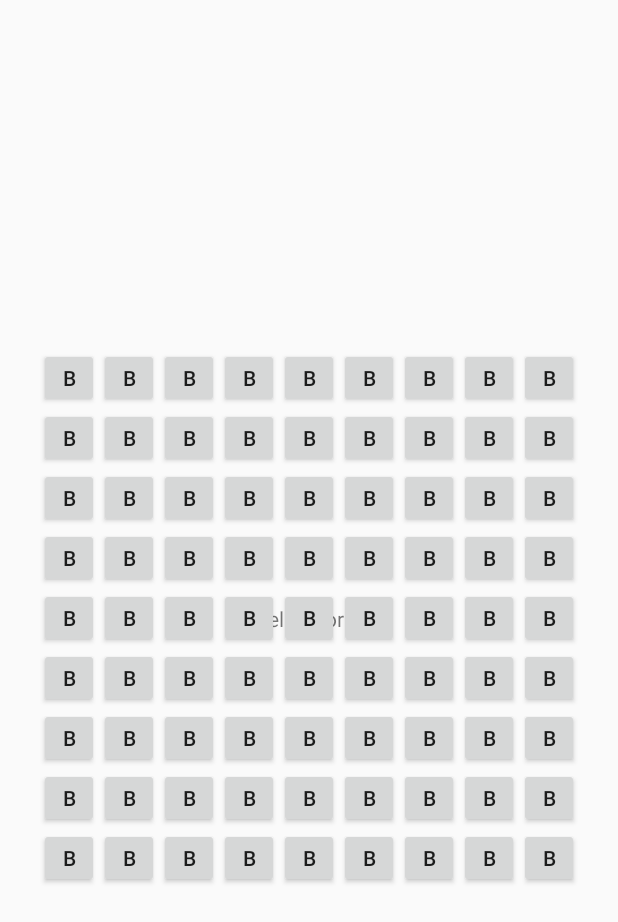
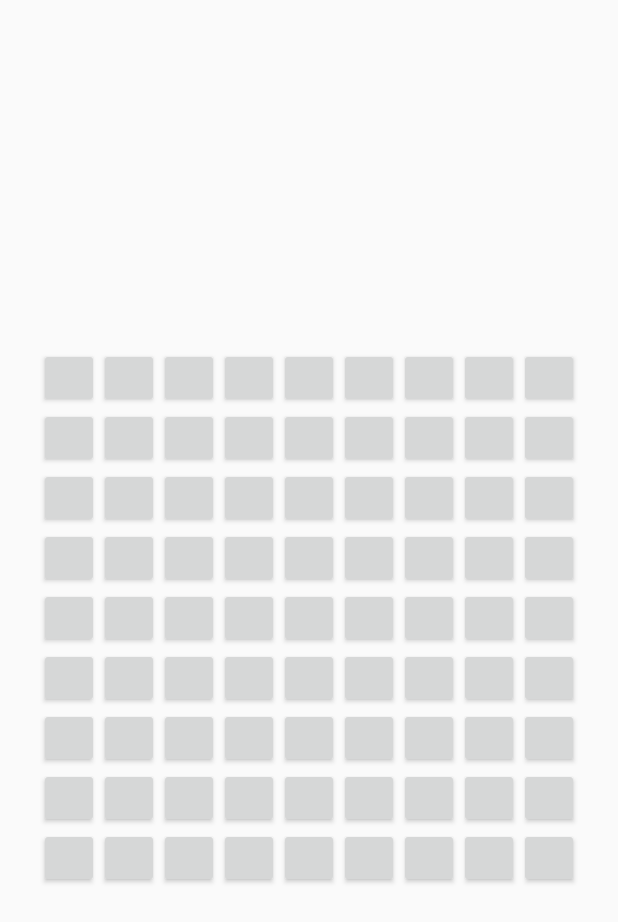
Before and after one commit to jmwu1997/Language-Sudoku, an Android app: the layout activity_main.xml on its own in the app's theme, with its tools: preview values and no code run, on a phone screen of 412 x 824 dp. Shown: the top 922 px of the screen. Run offline under Robolectric (Android 15) with nearby library versions, the phone set to English and light mode, and no system bars.

Commit message:
fixed buttons

```diff
--- a/Sudoku/app/src/main/res/layout/activity_main.xml
+++ b/Sudoku/app/src/main/res/layout/activity_main.xml
@@ -5,15 +5,6 @@
     android:layout_width="match_parent"
     android:layout_height="match_parent"
     tools:context=".MainActivity">
-
-    <TextView
-        android:layout_width="wrap_content"
-        android:layout_height="wrap_content"
-        android:text="Hello World!"
-        app:layout_constraintBottom_toBottomOf="parent"
-        app:layout_constraintLeft_toLeftOf="parent"
-        app:layout_constraintRight_toRightOf="parent"
-        app:layout_constraintTop_toTopOf="parent" />
 
     <TableLayout
         android:layout_width="match_parent"
@@ -26,60 +17,50 @@
             android:layout_height="match_parent"
             android:gravity="center">
 
+            <Button
+                android:id="@+id/button91"
+                android:layout_width="40dp"
+                android:layout_height="40dp" />
 
             <Button
-                android:id="@+id/button"
+                android:id="@+id/button90"
                 android:layout_width="40dp"
-                android:layout_height="40dp"
-                android:text="Button" />
+                android:layout_height="40dp" />
 
             <Button
-                android:id="@+id/button8"
+                android:id="@+id/button89"
                 android:layout_width="40dp"
-                android:layout_height="40dp"
-                android:text="Button" />
+                android:layout_height="40dp" />
 
             <Button
-                android:id="@+id/button9"
+                android:id="@+id/button88"
                 android:layout_width="40dp"
-                android:layout_height="40dp"
-                android:text="Button" />
+                android:layout_height="40dp" />
 
             <Button
-                android:id="@+id/button10"
+                android:id="@+id/button87"
                 android:layout_width="40dp"
-                android:layout_height="40dp"
-                android:text="Button" />
+                android:layout_height="40dp" />
 
             <Button
-                android:id="@+id/button11"
+                android:id="@+id/button86"
                 android:layout_width="40dp"
-                android:layout_height="40dp"
-                android:text="Button" />
+                android:layout_height="40dp" />
 
             <Button
-                android:id="@+id/button12"
+                android:id="@+id/button85"
                 android:layout_width="40dp"
-                android:layout_height="40dp"
-                android:text="Button" />
+                android:layout_height="40dp" />
 
             <Button
-                android:id="@+id/button13"
+                android:id="@+id/button84"
                 android:layout_width="40dp"
-                android:layout_height="40dp"
-                android:text="Button" />
+                android:layout_height="40dp" />
 
             <Button
-                android:id="@+id/button14"
+                android:id="@+id/button83"
                 android:layout_width="40dp"
-                android:layout_height="40dp"
-                android:text="Button" />
-
-            <Button
-                android:id="@+id/button15"
-                android:layout_width="40dp"
-                android:layout_height="40dp"
-                android:text="Button" />
+                android:layout_height="40dp" />
         </TableRow>
 
         <TableRow
@@ -87,60 +68,50 @@
             android:layout_height="match_parent"
             android:gravity="center">
 
+            <Button
+                android:id="@+id/button82"
+                android:layout_width="40dp"
+                android:layout_height="40dp" />
 
             <Button
-                android:id="@+id/button"
+                android:id="@+id/button81"
                 android:layout_width="40dp"
-                android:layout_height="40dp"
-                android:text="Button" />
+                android:layout_height="40dp" />
 
             <Button
-                android:id="@+id/button8"
+                android:id="@+id/button80"
                 android:layout_width="40dp"
-                android:layout_height="40dp"
-                android:text="Button" />
+                android:layout_height="40dp" />
 
             <Button
-                android:id="@+id/button9"
+                android:id="@+id/button79"
                 android:layout_width="40dp"
-                android:layout_height="40dp"
-                android:text="Button" />
+                android:layout_height="40dp" />
 
             <Button
-                android:id="@+id/button10"
+                android:id="@+id/button78"
                 android:layout_width="40dp"
-                android:layout_height="40dp"
-                android:text="Button" />
+                android:layout_height="40dp" />
 
             <Button
-                android:id="@+id/button11"
+                android:id="@+id/button77"
                 android:layout_width="40dp"
-                android:layout_height="40dp"
-                android:text="Button" />
+                android:layout_height="40dp" />
 
             <Button
-                android:id="@+id/button12"
+                android:id="@+id/button76"
                 android:layout_width="40dp"
-                android:layout_height="40dp"
-                android:text="Button" />
+                android:layout_height="40dp" />
 
             <Button
-                android:id="@+id/button13"
+                android:id="@+id/button75"
                 android:layout_width="40dp"
-                android:layout_height="40dp"
-                android:text="Button" />
+                android:layout_height="40dp" />
 
             <Button
-                android:id="@+id/button14"
+                android:id="@+id/button74"
                 android:layout_width="40dp"
-                android:layout_height="40dp"
-                android:text="Button" />
-
-            <Button
-                android:id="@+id/button15"
-                android:layout_width="40dp"
-                android:layout_height="40dp"
-                android:text="Button" />
+                android:layout_height="40dp" />
         </TableRow>
 
         <TableRow
@@ -148,60 +119,50 @@
             android:layout_height="match_parent"
             android:gravity="center">
 
+            <Button
+                android:id="@+id/button73"
+                android:layout_width="40dp"
+                android:layout_height="40dp" />
 
             <Button
-                android:id="@+id/button"
+                android:id="@+id/button72"
                 android:layout_width="40dp"
-                android:layout_height="40dp"
-                android:text="Button" />
+                android:layout_height="40dp" />
 
             <Button
-                android:id="@+id/button8"
+                android:id="@+id/button71"
                 android:layout_width="40dp"
-                android:layout_height="40dp"
-                android:text="Button" />
+                android:layout_height="40dp" />
 
             <Button
-                android:id="@+id/button9"
+                android:id="@+id/button70"
                 android:layout_width="40dp"
-                android:layout_height="40dp"
-                android:text="Button" />
+                android:layout_height="40dp" />
 
             <Button
-                android:id="@+id/button10"
+                android:id="@+id/button69"
                 android:layout_width="40dp"
-                android:layout_height="40dp"
-                android:text="Button" />
+                android:layout_height="40dp" />
 
             <Button
-                android:id="@+id/button11"
+                android:id="@+id/button68"
                 android:layout_width="40dp"
-                android:layout_height="40dp"
-                android:text="Button" />
+                android:layout_height="40dp" />
 
             <Button
-                android:id="@+id/button12"
+                android:id="@+id/button67"
                 android:layout_width="40dp"
-                android:layout_height="40dp"
-                android:text="Button" />
+                android:layout_height="40dp" />
 
             <Button
-                android:id="@+id/button13"
+                android:id="@+id/button66"
                 android:layout_width="40dp"
-                android:layout_height="40dp"
-                android:text="Button" />
+                android:layout_height="40dp" />
 
             <Button
-                android:id="@+id/button14"
+                android:id="@+id/button65"
                 android:layout_width="40dp"
-                android:layout_height="40dp"
-                android:text="Button" />
-
-            <Button
-                android:id="@+id/button15"
-                android:layout_width="40dp"
-                android:layout_height="40dp"
-                android:text="Button" />
+                android:layout_height="40dp" />
         </TableRow>
 
         <TableRow
@@ -209,60 +170,50 @@
             android:layout_height="match_parent"
             android:gravity="center">
 
+            <Button
+                android:id="@+id/button64"
+                android:layout_width="40dp"
+                android:layout_height="40dp" />
 
             <Button
-                android:id="@+id/button"
+                android:id="@+id/button63"
                 android:layout_width="40dp"
-                android:layout_height="40dp"
-                android:text="Button" />
+                android:layout_height="40dp" />
 
             <Button
-                android:id="@+id/button8"
+                android:id="@+id/button62"
                 android:layout_width="40dp"
-                android:layout_height="40dp"
-                android:text="Button" />
+                android:layout_height="40dp" />
 
             <Button
-                android:id="@+id/button9"
+                android:id="@+id/button61"
                 android:layout_width="40dp"
-                android:layout_height="40dp"
-                android:text="Button" />
+                android:layout_height="40dp" />
 
             <Button
-                android:id="@+id/button10"
+                android:id="@+id/button60"
                 android:layout_width="40dp"
-                android:layout_height="40dp"
-                android:text="Button" />
+                android:layout_height="40dp" />
 
             <Button
-                android:id="@+id/button11"
+                android:id="@+id/button59"
                 android:layout_width="40dp"
-                android:layout_height="40dp"
-                android:text="Button" />
+                android:layout_height="40dp" />
 
             <Button
-                android:id="@+id/button12"
+                android:id="@+id/button58"
                 android:layout_width="40dp"
-                android:layout_height="40dp"
-                android:text="Button" />
+                android:layout_height="40dp" />
 
             <Button
-                android:id="@+id/button13"
+                android:id="@+id/button57"
                 android:layout_width="40dp"
-                android:layout_height="40dp"
-                android:text="Button" />
+                android:layout_height="40dp" />
 
             <Button
-                android:id="@+id/button14"
+                android:id="@+id/button56"
                 android:layout_width="40dp"
-                android:layout_height="40dp"
-                android:text="Button" />
-
-            <Button
-                android:id="@+id/button15"
-                android:layout_width="40dp"
-                android:layout_height="40dp"
-                android:text="Button" />
+                android:layout_height="40dp" />
         </TableRow>
 
         <TableRow
@@ -270,60 +221,50 @@
             android:layout_height="match_parent"
             android:gravity="center">
 
+            <Button
+                android:id="@+id/button55"
+                android:layout_width="40dp"
+                android:layout_height="40dp" />
 
             <Button
-                android:id="@+id/button"
+                android:id="@+id/button54"
                 android:layout_width="40dp"
-                android:layout_height="40dp"
-                android:text="Button" />
+                android:layout_height="40dp" />
 
             <Button
-                android:id="@+id/button8"
+                android:id="@+id/button53"
                 android:layout_width="40dp"
-                android:layout_height="40dp"
-                android:text="Button" />
+                android:layout_height="40dp" />
 
             <Button
-                android:id="@+id/button9"
+                android:id="@+id/button52"
                 android:layout_width="40dp"
-                android:layout_height="40dp"
-                android:text="Button" />
+                android:layout_height="40dp" />
 
             <Button
-                android:id="@+id/button10"
+                android:id="@+id/button51"
                 android:layout_width="40dp"
-                android:layout_height="40dp"
-                android:text="Button" />
+                android:layout_height="40dp" />
 
             <Button
-                android:id="@+id/button11"
+                android:id="@+id/button50"
                 android:layout_width="40dp"
-                android:layout_height="40dp"
-                android:text="Button" />
+                android:layout_height="40dp" />
 
             <Button
-                android:id="@+id/button12"
+                android:id="@+id/button49"
                 android:layout_width="40dp"
-                android:layout_height="40dp"
-                android:text="Button" />
+                android:layout_height="40dp" />
 
             <Button
-                android:id="@+id/button13"
+                android:id="@+id/button48"
                 android:layout_width="40dp"
-                android:layout_height="40dp"
-                android:text="Button" />
+                android:layout_height="40dp" />
 
             <Button
-                android:id="@+id/button14"
+                android:id="@+id/button47"
                 android:layout_width="40dp"
-                android:layout_height="40dp"
-                android:text="Button" />
-
-            <Button
-                android:id="@+id/button15"
-                android:layout_width="40dp"
-                android:layout_height="40dp"
-                android:text="Button" />
+                android:layout_height="40dp" />
         </TableRow>
 
         <TableRow
@@ -331,60 +272,50 @@
             android:layout_height="match_parent"
             android:gravity="center">
 
+            <Button
+                android:id="@+id/button46"
+                android:layout_width="40dp"
+                android:layout_height="40dp" />
 
             <Button
-                android:id="@+id/button"
+                android:id="@+id/button45"
                 android:layout_width="40dp"
-                android:layout_height="40dp"
-                android:text="Button" />
+                android:layout_height="40dp" />
 
             <Button
-                android:id="@+id/button8"
+                android:id="@+id/button44"
                 android:layout_width="40dp"
-                android:layout_height="40dp"
-                android:text="Button" />
+                android:layout_height="40dp" />
 
             <Button
-                android:id="@+id/button9"
+                android:id="@+id/button43"
                 android:layout_width="40dp"
-                android:layout_height="40dp"
-                android:text="Button" />
+                android:layout_height="40dp" />
 
             <Button
-                android:id="@+id/button10"
+                android:id="@+id/button42"
                 android:layout_width="40dp"
-                android:layout_height="40dp"
-                android:text="Button" />
+                android:layout_height="40dp" />
 
             <Button
-                android:id="@+id/button11"
+                android:id="@+id/button41"
                 android:layout_width="40dp"
-                android:layout_height="40dp"
-                android:text="Button" />
+                android:layout_height="40dp" />
 
             <Button
-                android:id="@+id/button12"
+                android:id="@+id/button40"
                 android:layout_width="40dp"
-                android:layout_height="40dp"
-                android:text="Button" />
+                android:layout_height="40dp" />
 
             <Button
-                android:id="@+id/button13"
+                android:id="@+id/button39"
                 android:layout_width="40dp"
-                android:layout_height="40dp"
-                android:text="Button" />
+                android:layout_height="40dp" />
 
             <Button
-                android:id="@+id/button14"
+                android:id="@+id/button38"
                 android:layout_width="40dp"
-                android:layout_height="40dp"
-                android:text="Button" />
-
-            <Button
-                android:id="@+id/button15"
-                android:layout_width="40dp"
-                android:layout_height="40dp"
-                android:text="Button" />
+                android:layout_height="40dp" />
         </TableRow>
 
         <TableRow
@@ -392,60 +323,50 @@
             android:layout_height="match_parent"
             android:gravity="center">
 
+            <Button
+                android:id="@+id/button37"
+                android:layout_width="40dp"
+                android:layout_height="40dp" />
 
             <Button
-                android:id="@+id/button"
+                android:id="@+id/button36"
                 android:layout_width="40dp"
-                android:layout_height="40dp"
-                android:text="Button" />
+                android:layout_height="40dp" />
 
             <Button
-                android:id="@+id/button8"
+                android:id="@+id/button35"
                 android:layout_width="40dp"
-                android:layout_height="40dp"
-                android:text="Button" />
+                android:layout_height="40dp" />
 
             <Button
-                android:id="@+id/button9"
+                android:id="@+id/button34"
                 android:layout_width="40dp"
-                android:layout_height="40dp"
-                android:text="Button" />
+                android:layout_height="40dp" />
 
             <Button
-                android:id="@+id/button10"
+                android:id="@+id/button33"
                 android:layout_width="40dp"
-                android:layout_height="40dp"
-                android:text="Button" />
+                android:layout_height="40dp" />
 
             <Button
-                android:id="@+id/button11"
+                android:id="@+id/button32"
                 android:layout_width="40dp"
-                android:layout_height="40dp"
-                android:text="Button" />
+                android:layout_height="40dp" />
 
             <Button
-                android:id="@+id/button12"
+                android:id="@+id/button31"
                 android:layout_width="40dp"
-                android:layout_height="40dp"
-                android:text="Button" />
+                android:layout_height="40dp" />
 
             <Button
-                android:id="@+id/button13"
+                android:id="@+id/button30"
                 android:layout_width="40dp"
-                android:layout_height="40dp"
-                android:text="Button" />
+                android:layout_height="40dp" />
 
             <Button
-                android:id="@+id/button14"
+                android:id="@+id/button28"
                 android:layout_width="40dp"
-                android:layout_height="40dp"
-                android:text="Button" />
-
-            <Button
-                android:id="@+id/button15"
-                android:layout_width="40dp"
-                android:layout_height="40dp"
-                android:text="Button" />
+                android:layout_height="40dp" />
         </TableRow>
 
         <TableRow
@@ -453,60 +374,50 @@
             android:layout_height="match_parent"
             android:gravity="center">
 
+            <Button
+                android:id="@+id/button27"
+                android:layout_width="40dp"
+                android:layout_height="40dp" />
 
             <Button
-                android:id="@+id/button"
+                android:id="@+id/button26"
                 android:layout_width="40dp"
-                android:layout_height="40dp"
-                android:text="Button" />
+                android:layout_height="40dp" />
 
             <Button
-                android:id="@+id/button8"
+                android:id="@+id/button25"
                 android:layout_width="40dp"
-                android:layout_height="40dp"
-                android:text="Button" />
+                android:layout_height="40dp" />
 
             <Button
-                android:id="@+id/button9"
+                android:id="@+id/button24"
                 android:layout_width="40dp"
-                android:layout_height="40dp"
-                android:text="Button" />
+                android:layout_height="40dp" />
 
             <Button
-                android:id="@+id/button10"
+                android:id="@+id/button23"
                 android:layout_width="40dp"
-                android:layout_height="40dp"
-                android:text="Button" />
+                android:layout_height="40dp" />
 
             <Button
-                android:id="@+id/button11"
+                android:id="@+id/button22"
                 android:layout_width="40dp"
-                android:layout_height="40dp"
-                android:text="Button" />
+                android:layout_height="40dp" />
 
             <Button
-                android:id="@+id/button12"
+                android:id="@+id/button21"
                 android:layout_width="40dp"
-                android:layout_height="40dp"
-                android:text="Button" />
+                android:layout_height="40dp" />
 
             <Button
-                android:id="@+id/button13"
+                android:id="@+id/button20"
                 android:layout_width="40dp"
-                android:layout_height="40dp"
-                android:text="Button" />
+                android:layout_height="40dp" />
 
             <Button
-                android:id="@+id/button14"
+                android:id="@+id/button19"
                 android:layout_width="40dp"
-                android:layout_height="40dp"
-                android:text="Button" />
-
-            <Button
-                android:id="@+id/button15"
-                android:layout_width="40dp"
-                android:layout_height="40dp"
-                android:text="Button" />
+                android:layout_height="40dp" />
         </TableRow>
 
         <TableRow
@@ -514,60 +425,50 @@
             android:layout_height="match_parent"
             android:gravity="center">
 
-
             <Button
                 android:id="@+id/button"
                 android:layout_width="40dp"
-                android:layout_height="40dp"
-                android:text="Button" />
+                android:layout_height="40dp" />
+
+            <Button
+                android:id="@+id/button2"
+                android:layout_width="40dp"
+                android:layout_height="40dp" />
+
+            <Button
+                android:id="@+id/button3"
+                android:layout_width="40dp"
+                android:layout_height="40dp" />
+
+            <Button
+                android:id="@+id/button4"
+                android:layout_width="40dp"
+                android:layout_height="40dp" />
+
+            <Button
+                android:id="@+id/button5"
+                android:layout_width="40dp"
+                android:layout_height="40dp" />
+
+            <Button
+                android:id="@+id/button6"
+                android:layout_width="40dp"
+                android:layout_height="40dp" />
+
+            <Button
+                android:id="@+id/button7"
+                android:layout_width="40dp"
+                android:layout_height="40dp" />
 
             <Button
                 android:id="@+id/button8"
                 android:layout_width="40dp"
-                android:layout_height="40dp"
-                android:text="Button" />
+                android:layout_height="40dp" />
 
             <Button
                 android:id="@+id/button9"
                 android:layout_width="40dp"
-                android:layout_height="40dp"
-                android:text="Button" />
-
-            <Button
-                android:id="@+id/button10"
-                android:layout_width="40dp"
-                android:layout_height="40dp"
-                android:text="Button" />
-
-            <Button
-                android:id="@+id/button11"
-                android:layout_width="40dp"
-                android:layout_height="40dp"
-                android:text="Button" />
-
-            <Button
-                android:id="@+id/button12"
-                android:layout_width="40dp"
-                android:layout_height="40dp"
-                android:text="Button" />
-
-            <Button
-                android:id="@+id/button13"
-                android:layout_width="40dp"
-                android:layout_height="40dp"
-                android:text="Button" />
-
-            <Button
-                android:id="@+id/button14"
-                android:layout_width="40dp"
-                android:layout_height="40dp"
-                android:text="Button" />
-
-            <Button
-                android:id="@+id/button15"
-                android:layout_width="40dp"
-                android:layout_height="40dp"
-                android:text="Button" />
+                android:layout_height="40dp" />
         </TableRow>
 
     </TableLayout>
```
